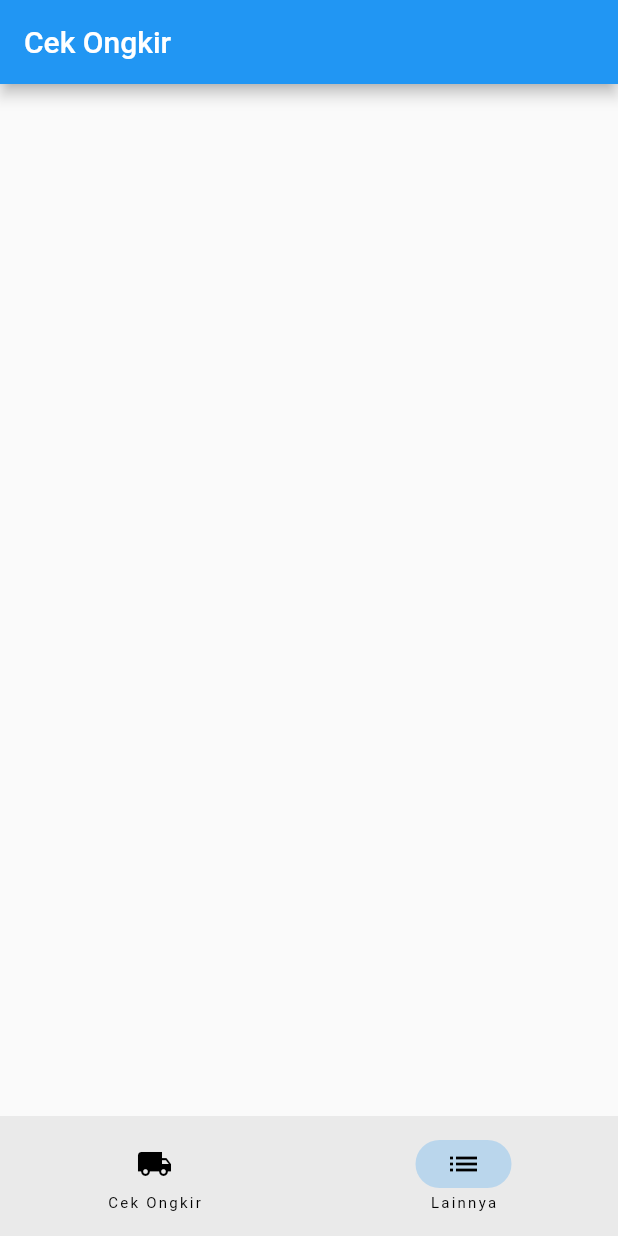
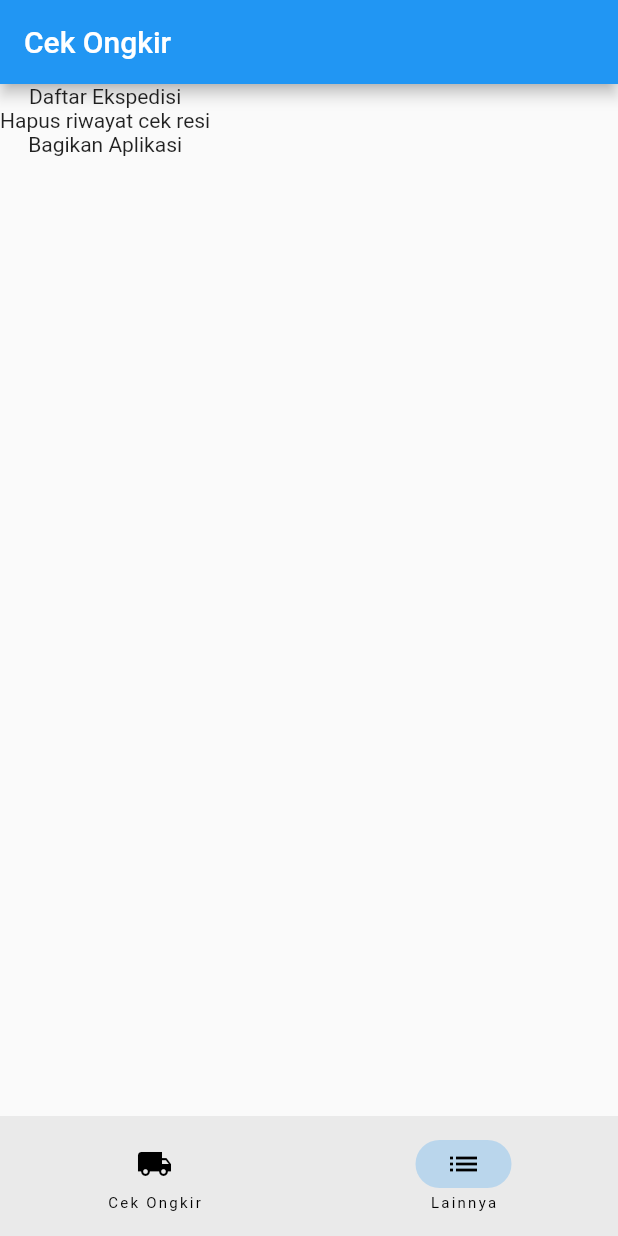
Before and after one commit to Valerie-0036/cekongkir, a Flutter app: the screen it shows after launch, item 2 of the bottom bar chosen, on a phone screen of 412 x 824 dp. Run offline on Flutter 3.47's test engine with Material 2 defaults, Android fonts, the phone set to English and light mode, and no system bars; our stand-ins replace dropdown_search.

Commit message:
place holder lainnya

```diff
--- a/lib/main.dart
+++ b/lib/main.dart
@@ -219,7 +219,11 @@ class _MyAppState extends State<MyApp> {
               ],
             ),
           ),
+          // Lainnya
           Column(children: [
+            Text("Daftar Ekspedisi"),
+            Text("Hapus riwayat cek resi"),
+            Text("Bagikan Aplikasi"),
 
           ],)
           ][currentPageIndex] ,
```
